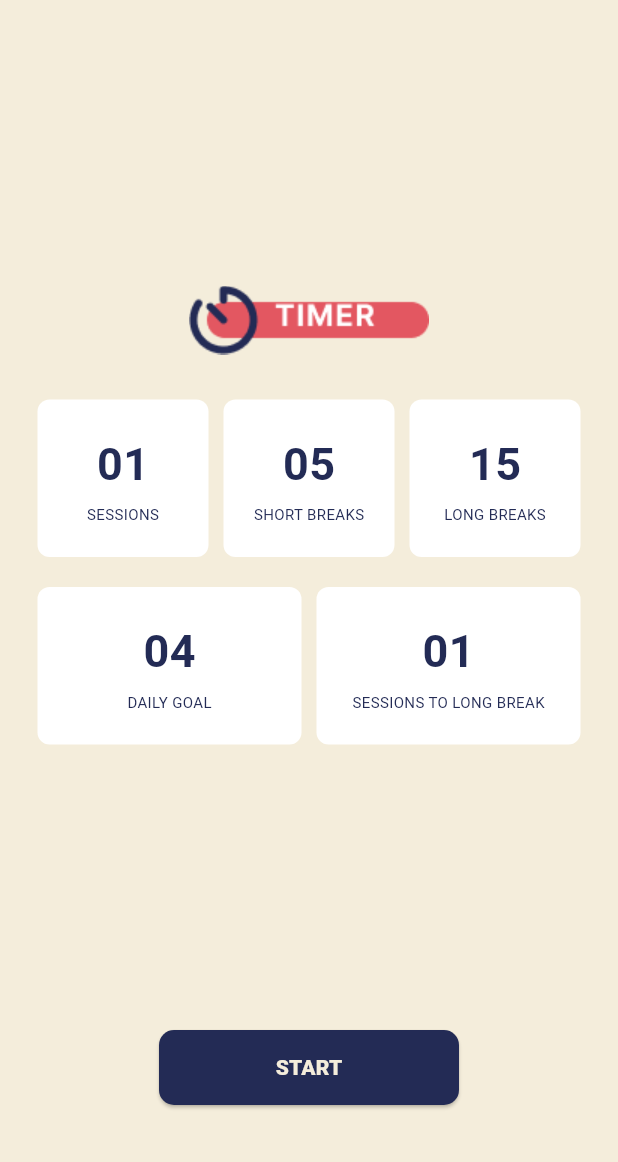
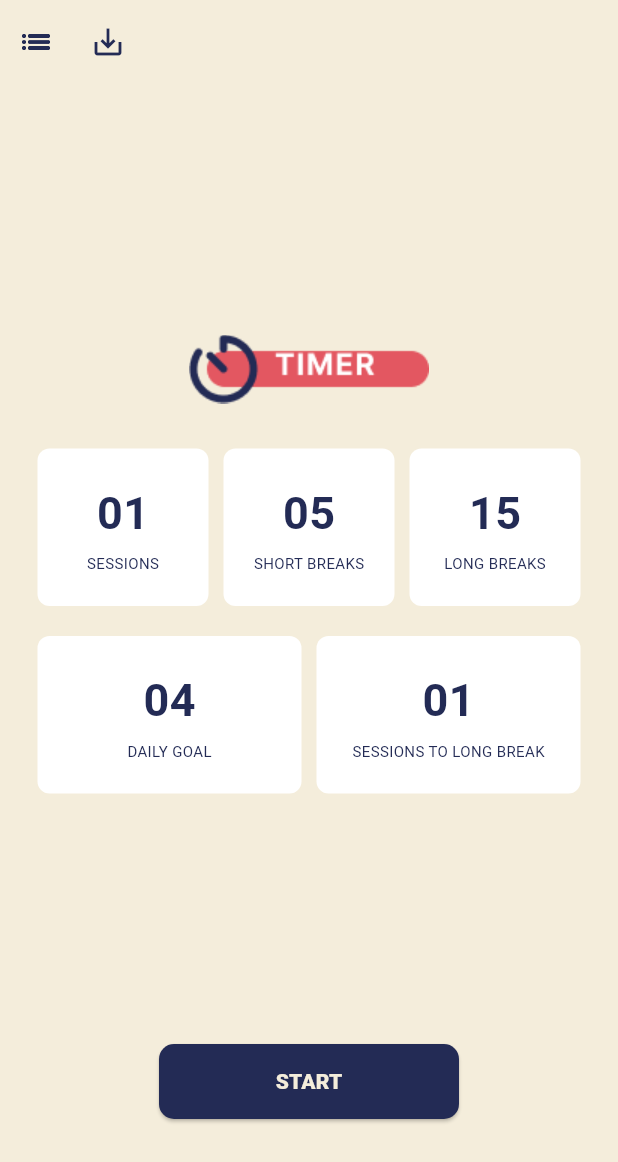
Before and after one commit to jinscodes/pomodoro_app, a Flutter app: the SettingScreen screen opened directly, on a phone screen of 412 x 824 dp. Shown: the top 1162 px of the screen. Run offline on Flutter 3.47's test engine with Material 3 defaults, Android fonts, the phone set to English and light mode, and no system bars; our stand-ins replace flutter_svg.

Commit message:
pomodoro settings for test

```diff
--- a/lib/screens/pomodoro_screen.dart
+++ b/lib/screens/pomodoro_screen.dart
@@ -97,8 +97,8 @@ class _PomodoroState extends State<PomodoroScreen> {
       _blink?.cancel();
     } else {
       setState(() {
-        totalSecond = totalSecond - 1;
-        // totalSecond = totalSecond - 10;
+        // totalSecond = totalSecond - 1;
+        totalSecond = totalSecond - 10;
       });
     }
   }
--- a/lib/screens/setting_screen.dart
+++ b/lib/screens/setting_screen.dart
@@ -64,6 +64,28 @@ class _SettingScreenState extends State<SettingScreen> {
   @override
   Widget build(BuildContext context) {
     return Scaffold(
+      appBar: AppBar(
+        backgroundColor: Theme.of(context).cardColor,
+        leadingWidth: 100,
+        leading: Row(
+          children: [
+            IconButton(
+              onPressed: () {},
+              icon: Icon(
+                Icons.list_outlined,
+                color: Theme.of(context).textTheme.displayLarge!.color,
+              ),
+            ),
+            IconButton(
+              onPressed: () {},
+              icon: Icon(
+                Icons.save_alt_outlined,
+                color: Theme.of(context).textTheme.displayLarge!.color,
+              ),
+            ),
+          ],
+        ),
+      ),
       backgroundColor: Theme.of(context).cardColor,
       body: Center(
         child: Column(
```
